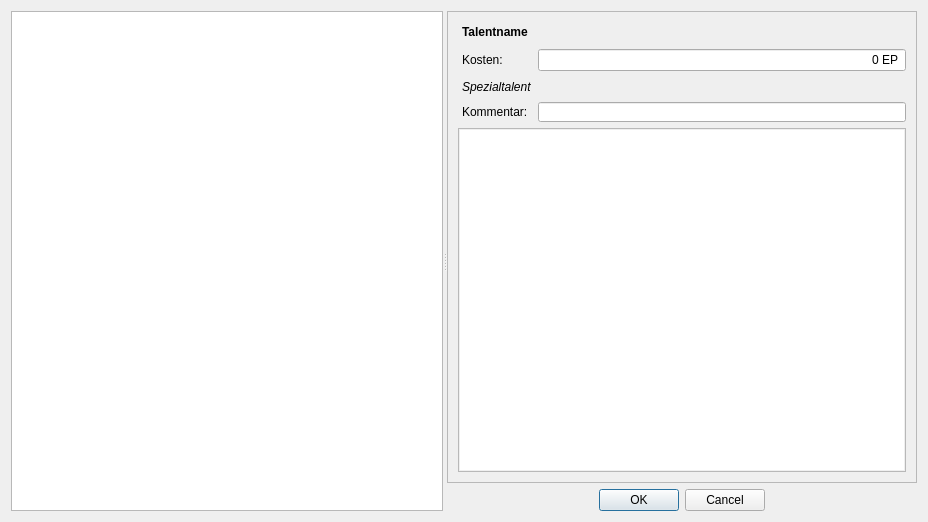
Above: designer/CharakterTalentPicker.ui from Aeolitus/Sephrasto before the change. Below: the same form after it.
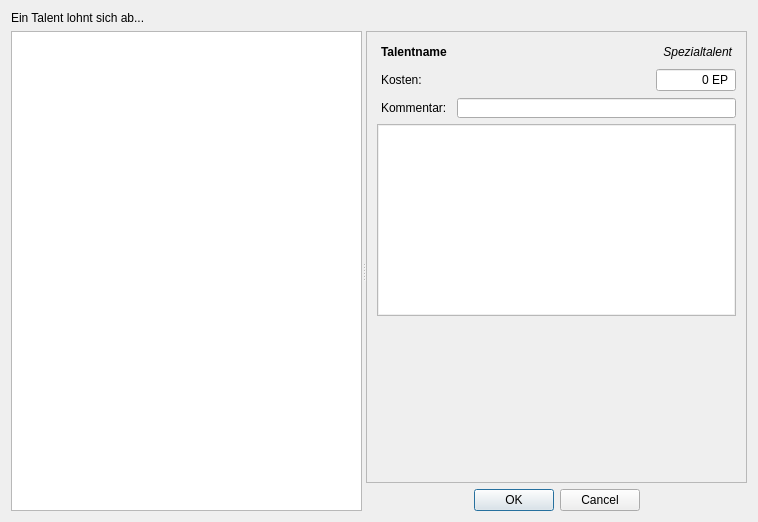
That is the form after the change.

```diff
--- a/designer/CharakterTalentPicker.ui
+++ b/designer/CharakterTalentPicker.ui
@@ -6,7 +6,7 @@
    <rect>
     <x>0</x>
     <y>0</y>
-    <width>928</width>
+    <width>758</width>
     <height>522</height>
    </rect>
   </property>
@@ -14,7 +14,7 @@
    <string>Sephrasto - Talente wählen...</string>
   </property>
   <layout class="QGridLayout" name="gridLayout">
-   <item row="0" column="0">
+   <item row="1" column="0">
     <widget class="QSplitter" name="splitter">
      <property name="orientation">
       <enum>Qt::Horizontal</enum>
@@ -57,20 +57,57 @@
            <rect>
             <x>0</x>
             <y>0</y>
-            <width>467</width>
-            <height>459</height>
+            <width>378</width>
+            <height>436</height>
            </rect>
           </property>
           <layout class="QGridLayout" name="gridLayout_2">
-           <item row="1" column="0">
-            <widget class="QLabel" name="label_2">
+           <item row="8" column="0">
+            <widget class="QLabel" name="labelKommentar">
              <property name="text">
-              <string>Kosten:</string>
+              <string>Kommentar:</string>
              </property>
             </widget>
            </item>
-           <item row="1" column="1">
+           <item row="5" column="0" colspan="2">
+            <widget class="QLabel" name="labelName">
+             <property name="minimumSize">
+              <size>
+               <width>0</width>
+               <height>20</height>
+              </size>
+             </property>
+             <property name="font">
+              <font>
+               <weight>75</weight>
+               <bold>true</bold>
+              </font>
+             </property>
+             <property name="text">
+              <string>Talentname</string>
+             </property>
+             <property name="class" stdset="0">
+              <string>h4</string>
+             </property>
+            </widget>
+           </item>
+           <item row="6" column="2">
             <widget class="QSpinBox" name="spinKosten">
+             <property name="sizePolicy">
+              <sizepolicy hsizetype="Expanding" vsizetype="Fixed">
+               <horstretch>0</horstretch>
+               <verstretch>0</verstretch>
+              </sizepolicy>
+             </property>
+             <property name="maximumSize">
+              <size>
+               <width>80</width>
+               <height>16777215</height>
+              </size>
+             </property>
+             <property name="layoutDirection">
+              <enum>Qt::LeftToRight</enum>
+             </property>
              <property name="alignment">
               <set>Qt::AlignRight|Qt::AlignTrailing|Qt::AlignVCenter</set>
              </property>
@@ -87,56 +124,47 @@
               <number>0</number>
              </property>
              <property name="maximum">
-              <number>8000</number>
+              <number>9999</number>
              </property>
              <property name="singleStep">
               <number>20</number>
              </property>
             </widget>
            </item>
-           <item row="3" column="0">
-            <widget class="QLabel" name="labelKommentar">
+           <item row="6" column="0">
+            <widget class="QLabel" name="label_2">
              <property name="text">
-              <string>Kommentar:</string>
+              <string>Kosten:</string>
              </property>
             </widget>
            </item>
-           <item row="3" column="1">
-            <widget class="QLineEdit" name="textKommentar"/>
-           </item>
-           <item row="4" column="0" colspan="2">
-            <widget class="QPlainTextEdit" name="plainText">
+           <item row="9" column="0" colspan="3">
+            <widget class="QTextBrowser" name="plainText">
              <property name="frameShape">
               <enum>QFrame::StyledPanel</enum>
              </property>
-             <property name="readOnly">
-              <bool>true</bool>
-             </property>
             </widget>
            </item>
-           <item row="0" column="0" colspan="2">
-            <widget class="QLabel" name="labelName">
-             <property name="minimumSize">
+           <item row="6" column="1">
+            <spacer name="horizontalSpacer_2">
+             <property name="orientation">
+              <enum>Qt::Horizontal</enum>
+             </property>
+             <property name="sizeType">
+              <enum>QSizePolicy::Expanding</enum>
+             </property>
+             <property name="sizeHint" stdset="0">
               <size>
-               <width>0</width>
+               <width>40</width>
                <height>20</height>
               </size>
              </property>
-             <property name="font">
-              <font>
-               <weight>75</weight>
-               <bold>true</bold>
-              </font>
-             </property>
-             <property name="text">
-              <string>Talentname</string>
-             </property>
-             <property name="class" stdset="0">
-              <string>h4</string>
-             </property>
-            </widget>
+            </spacer>
            </item>
-           <item row="2" column="0" colspan="2">
+           <item row="8" column="1" colspan="2">
+            <widget class="QLineEdit" name="textKommentar"/>
+           </item>
+           <item row="5" column="2">
             <widget class="QLabel" name="labelInfo">
              <property name="minimumSize">
               <size>
@@ -152,11 +180,27 @@
              <property name="text">
               <string>Spezialtalent</string>
              </property>
+             <property name="alignment">
+              <set>Qt::AlignRight|Qt::AlignTrailing|Qt::AlignVCenter</set>
+             </property>
              <property name="class" stdset="0">
               <string>italic</string>
              </property>
             </widget>
            </item>
+           <item row="10" column="0">
+            <spacer name="verticalSpacer">
+             <property name="orientation">
+              <enum>Qt::Vertical</enum>
+             </property>
+             <property name="sizeHint" stdset="0">
+              <size>
+               <width>20</width>
+               <height>40</height>
+              </size>
+             </property>
+            </spacer>
+           </item>
           </layout>
          </widget>
         </widget>
@@ -184,6 +228,19 @@
      </widget>
     </widget>
    </item>
+   <item row="0" column="0">
+    <widget class="QLabel" name="labelTip">
+     <property name="sizePolicy">
+      <sizepolicy hsizetype="Preferred" vsizetype="Fixed">
+       <horstretch>0</horstretch>
+       <verstretch>0</verstretch>
+      </sizepolicy>
+     </property>
+     <property name="text">
+      <string>Ein Talent lohnt sich ab...</string>
+     </property>
+    </widget>
+   </item>
   </layout>
  </widget>
  <tabstops>
```
Left out of the diff: 1 changed line with no effect on the pictures.
